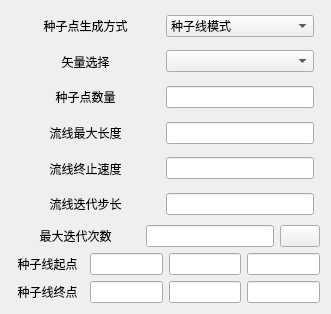
Before: the Qt Designer form Qt/Resources/UI/igStreamTracer.ui in hu-shuhan/editOpeniGame, drawn with Qt 5.
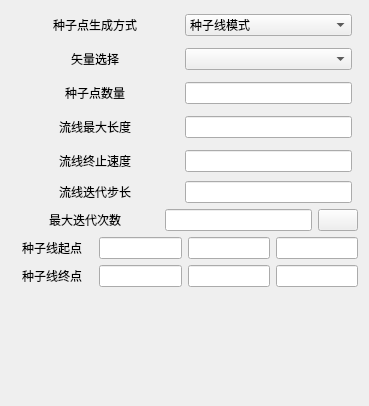
After: the same form once the commit is applied. Icons and pictures are not drawn.

Commit message: update StreamTracer's UI

What changed in the file:
```diff
--- a/Qt/Resources/UI/igStreamTracer.ui
+++ b/Qt/Resources/UI/igStreamTracer.ui
@@ -6,15 +6,191 @@
    <rect>
     <x>0</x>
     <y>0</y>
-    <width>331</width>
-    <height>314</height>
+    <width>369</width>
+    <height>406</height>
    </rect>
   </property>
   <property name="windowTitle">
    <string>Form</string>
   </property>
-  <layout class="QGridLayout" name="gridLayout">
-   <item row="7" column="0">
+  <layout class="QVBoxLayout" name="verticalLayout">
+   <item>
+    <layout class="QHBoxLayout" name="horizontalLayout" stretch="1,1,0">
+     <item>
+      <widget class="QLabel" name="label">
+       <property name="text">
+        <string>种子点生成方式</string>
+       </property>
+       <property name="alignment">
+        <set>Qt::AlignCenter</set>
+       </property>
+      </widget>
+     </item>
+     <item>
+      <widget class="QComboBox" name="control_comboBox">
+       <property name="currentIndex">
+        <number>0</number>
+       </property>
+       <item>
+        <property name="text">
+         <string>种子线模式</string>
+        </property>
+       </item>
+       <item>
+        <property name="text">
+         <string>重点区域极值模式</string>
+        </property>
+       </item>
+       <item>
+        <property name="text">
+         <string>多尺度混合模式</string>
+        </property>
+       </item>
+      </widget>
+     </item>
+     <item>
+      <widget class="QLabel" name="label_10">
+       <property name="text">
+        <string>&lt;html&gt;&lt;head/&gt;&lt;body&gt;&lt;p&gt;&lt;br/&gt;&lt;/p&gt;&lt;/body&gt;&lt;/html&gt;</string>
+       </property>
+      </widget>
+     </item>
+    </layout>
+   </item>
+   <item>
+    <layout class="QHBoxLayout" name="horizontalLayout_4" stretch="1,1,0">
+     <item>
+      <widget class="QLabel" name="label_2">
+       <property name="layoutDirection">
+        <enum>Qt::LeftToRight</enum>
+       </property>
+       <property name="text">
+        <string>矢量选择</string>
+       </property>
+       <property name="alignment">
+        <set>Qt::AlignCenter</set>
+       </property>
+      </widget>
+     </item>
+     <item>
+      <widget class="QComboBox" name="comboBox"/>
+     </item>
+     <item>
+      <widget class="QLabel" name="label_13">
+       <property name="text">
+        <string>&lt;html&gt;&lt;head/&gt;&lt;body&gt;&lt;p&gt;&lt;br/&gt;&lt;/p&gt;&lt;/body&gt;&lt;/html&gt;</string>
+       </property>
+      </widget>
+     </item>
+    </layout>
+   </item>
+   <item>
+    <layout class="QHBoxLayout" name="horizontalLayout_2" stretch="1,1,0">
+     <item>
+      <widget class="QLabel" name="label_3">
+       <property name="text">
+        <string>种子点数量</string>
+       </property>
+       <property name="alignment">
+        <set>Qt::AlignCenter</set>
+       </property>
+      </widget>
+     </item>
+     <item>
+      <widget class="QLineEdit" name="numOfSeedLineEdit">
+       <property name="inputMask">
+        <string/>
+       </property>
+      </widget>
+     </item>
+     <item>
+      <widget class="QLabel" name="label_5">
+       <property name="text">
+        <string>&lt;html&gt;&lt;head/&gt;&lt;body&gt;&lt;p&gt;&lt;br/&gt;&lt;/p&gt;&lt;/body&gt;&lt;/html&gt;</string>
+       </property>
+      </widget>
+     </item>
+    </layout>
+   </item>
+   <item>
+    <layout class="QHBoxLayout" name="horizontalLayout_6" stretch="1,1,0">
+     <item>
+      <widget class="QLabel" name="label_4">
+       <property name="layoutDirection">
+        <enum>Qt::LeftToRight</enum>
+       </property>
+       <property name="text">
+        <string>流线最大长度</string>
+       </property>
+       <property name="textFormat">
+        <enum>Qt::AutoText</enum>
+       </property>
+       <property name="alignment">
+        <set>Qt::AlignCenter</set>
+       </property>
+      </widget>
+     </item>
+     <item>
+      <widget class="QLineEdit" name="lengthOfStreamLine"/>
+     </item>
+     <item>
+      <widget class="QLabel" name="label_7">
+       <property name="text">
+        <string>&lt;html&gt;&lt;head/&gt;&lt;body&gt;&lt;p&gt;&lt;span style=&quot; color:#f0f0f0;&quot;/&gt;&lt;br/&gt;&lt;/p&gt;&lt;/body&gt;&lt;/html&gt;</string>
+       </property>
+      </widget>
+     </item>
+    </layout>
+   </item>
+   <item>
+    <layout class="QHBoxLayout" name="horizontalLayout_5" stretch="1,1,0">
+     <item>
+      <widget class="QLabel" name="label_8">
+       <property name="text">
+        <string>流线终止速度</string>
+       </property>
+       <property name="alignment">
+        <set>Qt::AlignCenter</set>
+       </property>
+      </widget>
+     </item>
+     <item>
+      <widget class="QLineEdit" name="terminalSpeed"/>
+     </item>
+     <item>
+      <widget class="QLabel" name="label_9">
+       <property name="text">
+        <string>&lt;html&gt;&lt;head/&gt;&lt;body&gt;&lt;p&gt;&lt;br/&gt;&lt;/p&gt;&lt;/body&gt;&lt;/html&gt;</string>
+       </property>
+      </widget>
+     </item>
+    </layout>
+   </item>
+   <item>
+    <layout class="QHBoxLayout" name="horizontalLayout_3" stretch="1,1,0">
+     <item>
+      <widget class="QLabel" name="label_6">
+       <property name="text">
+        <string>流线迭代步长</string>
+       </property>
+       <property name="alignment">
+        <set>Qt::AlignCenter</set>
+       </property>
+      </widget>
+     </item>
+     <item>
+      <widget class="QLineEdit" name="lengthOfStep"/>
+     </item>
+     <item>
+      <widget class="QLabel" name="label_12">
+       <property name="text">
+        <string>&lt;html&gt;&lt;head/&gt;&lt;body&gt;&lt;p&gt;&lt;span style=&quot; color:#f0f0f0;&quot;/&gt;&lt;/p&gt;&lt;/body&gt;&lt;/html&gt;</string>
+       </property>
+      </widget>
+     </item>
+    </layout>
+   </item>
+   <item>
     <layout class="QHBoxLayout" name="horizontalLayout_7" stretch="1,1,0">
      <item>
       <widget class="QLabel" name="label_11">
@@ -45,88 +221,7 @@
      </item>
     </layout>
    </item>
-   <item row="6" column="0">
-    <layout class="QHBoxLayout" name="horizontalLayout_3" stretch="1,1,0">
-     <item>
-      <widget class="QLabel" name="label_6">
-       <property name="text">
-        <string>流线迭代步长</string>
-       </property>
-       <property name="alignment">
-        <set>Qt::AlignCenter</set>
-       </property>
-      </widget>
-     </item>
-     <item>
-      <widget class="QLineEdit" name="lengthOfStep"/>
-     </item>
-     <item>
-      <widget class="QLabel" name="label_12">
-       <property name="text">
-        <string>&lt;html&gt;&lt;head/&gt;&lt;body&gt;&lt;p&gt;&lt;span style=&quot; color:#f0f0f0;&quot;/&gt;&lt;/p&gt;&lt;/body&gt;&lt;/html&gt;</string>
-       </property>
-      </widget>
-     </item>
-    </layout>
-   </item>
-   <item row="4" column="0">
-    <layout class="QHBoxLayout" name="horizontalLayout_6" stretch="1,1,0">
-     <item>
-      <widget class="QLabel" name="label_4">
-       <property name="layoutDirection">
-        <enum>Qt::LeftToRight</enum>
-       </property>
-       <property name="text">
-        <string>流线最大长度</string>
-       </property>
-       <property name="textFormat">
-        <enum>Qt::AutoText</enum>
-       </property>
-       <property name="alignment">
-        <set>Qt::AlignCenter</set>
-       </property>
-      </widget>
-     </item>
-     <item>
-      <widget class="QLineEdit" name="lengthOfStreamLine"/>
-     </item>
-     <item>
-      <widget class="QLabel" name="label_7">
-       <property name="text">
-        <string>&lt;html&gt;&lt;head/&gt;&lt;body&gt;&lt;p&gt;&lt;span style=&quot; color:#f0f0f0;&quot;/&gt;&lt;br/&gt;&lt;/p&gt;&lt;/body&gt;&lt;/html&gt;</string>
-       </property>
-      </widget>
-     </item>
-    </layout>
-   </item>
-   <item row="1" column="0">
-    <layout class="QHBoxLayout" name="horizontalLayout_4" stretch="1,1,0">
-     <item>
-      <widget class="QLabel" name="label_2">
-       <property name="layoutDirection">
-        <enum>Qt::LeftToRight</enum>
-       </property>
-       <property name="text">
-        <string>矢量选择</string>
-       </property>
-       <property name="alignment">
-        <set>Qt::AlignCenter</set>
-       </property>
-      </widget>
-     </item>
-     <item>
-      <widget class="QComboBox" name="comboBox"/>
-     </item>
-     <item>
-      <widget class="QLabel" name="label_13">
-       <property name="text">
-        <string>&lt;html&gt;&lt;head/&gt;&lt;body&gt;&lt;p&gt;&lt;br/&gt;&lt;/p&gt;&lt;/body&gt;&lt;/html&gt;</string>
-       </property>
-      </widget>
-     </item>
-    </layout>
-   </item>
-   <item row="8" column="0">
+   <item>
     <layout class="QHBoxLayout" name="horizontalLayout_8" stretch="1,1,1,1">
      <item>
       <widget class="QLabel" name="label_14">
@@ -149,102 +244,7 @@
      </item>
     </layout>
    </item>
-   <item row="5" column="0">
-    <layout class="QHBoxLayout" name="horizontalLayout_5" stretch="1,1,0">
-     <item>
-      <widget class="QLabel" name="label_8">
-       <property name="text">
-        <string>流线终止速度</string>
-       </property>
-       <property name="alignment">
-        <set>Qt::AlignCenter</set>
-       </property>
-      </widget>
-     </item>
-     <item>
-      <widget class="QLineEdit" name="terminalSpeed"/>
-     </item>
-     <item>
-      <widget class="QLabel" name="label_9">
-       <property name="text">
-        <string>&lt;html&gt;&lt;head/&gt;&lt;body&gt;&lt;p&gt;&lt;br/&gt;&lt;/p&gt;&lt;/body&gt;&lt;/html&gt;</string>
-       </property>
-      </widget>
-     </item>
-    </layout>
-   </item>
-   <item row="3" column="0">
-    <layout class="QHBoxLayout" name="horizontalLayout_2" stretch="1,1,0">
-     <item>
-      <widget class="QLabel" name="label_3">
-       <property name="text">
-        <string>种子点数量</string>
-       </property>
-       <property name="alignment">
-        <set>Qt::AlignCenter</set>
-       </property>
-      </widget>
-     </item>
-     <item>
-      <widget class="QLineEdit" name="numOfSeedLineEdit">
-       <property name="inputMask">
-        <string/>
-       </property>
-      </widget>
-     </item>
-     <item>
-      <widget class="QLabel" name="label_5">
-       <property name="text">
-        <string>&lt;html&gt;&lt;head/&gt;&lt;body&gt;&lt;p&gt;&lt;br/&gt;&lt;/p&gt;&lt;/body&gt;&lt;/html&gt;</string>
-       </property>
-      </widget>
-     </item>
-    </layout>
-   </item>
-   <item row="0" column="0">
-    <layout class="QHBoxLayout" name="horizontalLayout" stretch="1,1,0">
-     <item>
-      <widget class="QLabel" name="label">
-       <property name="text">
-        <string>种子点生成方式</string>
-       </property>
-       <property name="alignment">
-        <set>Qt::AlignCenter</set>
-       </property>
-      </widget>
-     </item>
-     <item>
-      <widget class="QComboBox" name="control_comboBox">
-       <property name="currentIndex">
-        <number>0</number>
-       </property>
-       <item>
-        <property name="text">
-         <string>种子线模式</string>
-        </property>
-       </item>
-       <item>
-        <property name="text">
-         <string>重点区域极值模式</string>
-        </property>
-       </item>
-       <item>
-        <property name="text">
-         <string>多尺度混合模式</string>
-        </property>
-       </item>
-      </widget>
-     </item>
-     <item>
-      <widget class="QLabel" name="label_10">
-       <property name="text">
-        <string>&lt;html&gt;&lt;head/&gt;&lt;body&gt;&lt;p&gt;&lt;br/&gt;&lt;/p&gt;&lt;/body&gt;&lt;/html&gt;</string>
-       </property>
-      </widget>
-     </item>
-    </layout>
-   </item>
-   <item row="9" column="0">
+   <item>
     <layout class="QHBoxLayout" name="horizontalLayout_9" stretch="1,1,1,1">
      <item>
       <widget class="QLabel" name="label_15">
@@ -267,6 +267,19 @@
      </item>
     </layout>
    </item>
+   <item>
+    <spacer name="verticalSpacer">
+     <property name="orientation">
+      <enum>Qt::Vertical</enum>
+     </property>
+     <property name="sizeHint" stdset="0">
+      <size>
+       <width>20</width>
+       <height>52</height>
+      </size>
+     </property>
+    </spacer>
+   </item>
   </layout>
  </widget>
  <resources>
```
